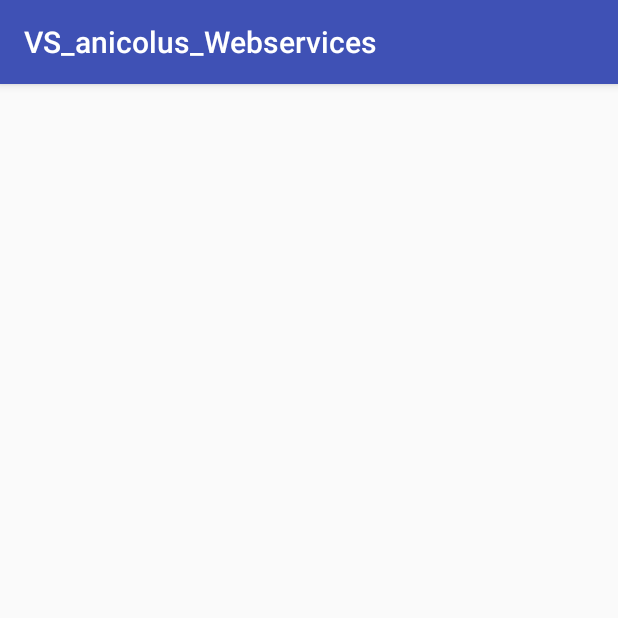
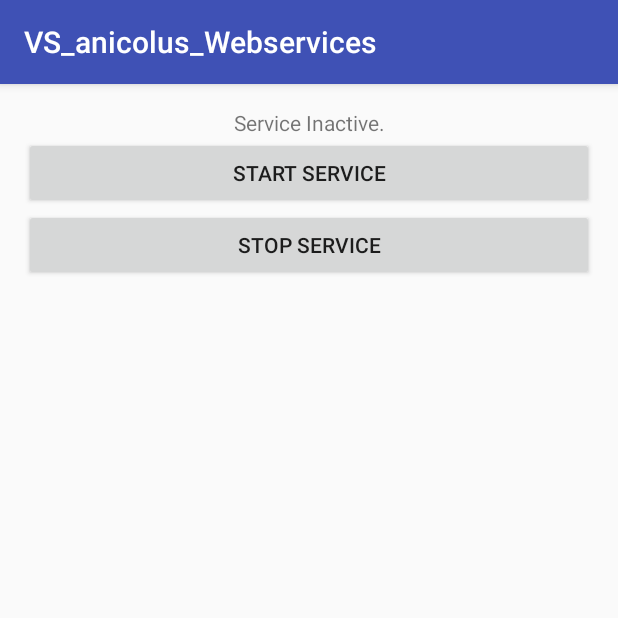
Before and after one commit to manuelgr0/DS_Project2, an Android app: the REST_server screen opened directly, with no data from a screen before it, on a phone screen of 412 x 824 dp, the top half of it. Run offline under Robolectric (Android 15) with nearby library versions, the phone set to English and light mode, and no system bars; network calls fail; 2 statements that could not run were skipped.

Commit message:
Added first functionality for Task 3

```diff
--- a/VS_anicolus_Webservices/app/src/main/java/ch/ethz/inf/vs/a2/anicolus/webservices/REST_client.java
+++ b/VS_anicolus_Webservices/app/src/main/java/ch/ethz/inf/vs/a2/anicolus/webservices/REST_client.java
@@ -28,7 +28,6 @@ public class REST_client extends AppCompatActivity implements SensorListener{
         http.getTemperature();
 
 
-
     }
 
     @Override
--- a/VS_anicolus_Webservices/app/src/main/java/ch/ethz/inf/vs/a2/anicolus/webservices/REST_server.java
+++ b/VS_anicolus_Webservices/app/src/main/java/ch/ethz/inf/vs/a2/anicolus/webservices/REST_server.java
@@ -1,13 +1,84 @@
 package ch.ethz.inf.vs.a2.anicolus.webservices;
 
+import android.content.Intent;
 import android.support.v7.app.AppCompatActivity;
 import android.os.Bundle;
+import android.util.Log;
+import android.view.View;
+import android.widget.Button;
+import android.widget.TextView;
+
+import java.net.NetworkInterface;
+import java.net.SocketException;
+import java.util.Enumeration;
 
 public class REST_server extends AppCompatActivity {
+
+    private Enumeration<NetworkInterface> enumeration;
+    private NetworkInterface ni;
+    private String interfaceType = "eth0";
+    private boolean serviceRunning;
+    private Intent server;
+    private TextView text;
 
     @Override
     protected void onCreate(Bundle savedInstanceState) {
         super.onCreate(savedInstanceState);
         setContentView(R.layout.activity_rest_server);
+
+        try {
+            enumeration = NetworkInterface.getNetworkInterfaces();
+        } catch (SocketException e) {
+            e.printStackTrace();
+        }
+
+        while (enumeration.hasMoreElements()) {
+            ni = enumeration.nextElement();
+            if (ni.getName().equals(interfaceType))
+                break;
+        }
+
+        Log.d("Interface chosen", ni.getName());
+
+        text = (TextView) findViewById(R.id.serviceState);
+        text.setText("Service Inactive.");
+        server = new Intent(this, Server.class);
+
+        Button btnStart = (Button) findViewById(R.id.btnStart);
+        btnStart.setText("Start Service");
+        btnStart.setOnClickListener(new View.OnClickListener() {
+            @Override
+            public void onClick(View v) {
+                if (!serviceRunning) {
+                    serviceRunning = true;
+                    text.setText("Service Running.");
+                    startService(server);
+                }
+            }
+        });
+
+        Button btnStop = (Button) findViewById(R.id.btnStop);
+        btnStop.setText("Stop Service");
+        btnStop.setOnClickListener(new View.OnClickListener() {
+            @Override
+            public void onClick(View v) {
+                if (serviceRunning) {
+                    serviceRunning = false;
+                    text.setText("Service Stopped.");
+                    stopService(server);
+                }
+            }
+        });
     }
+
+    @Override
+    public void onDestroy() {
+        super.onDestroy();
+        Log.d("onDestroy", "called");
+        if (serviceRunning) {
+            serviceRunning = false;
+            stopService(server);
+        }
+    }
+
 }
--- a/VS_anicolus_Webservices/app/src/main/res/layout/activity_rest_server.xml
+++ b/VS_anicolus_Webservices/app/src/main/res/layout/activity_rest_server.xml
@@ -2,12 +2,35 @@
 <RelativeLayout xmlns:android="http://schemas.android.com/apk/res/android"
     xmlns:tools="http://schemas.android.com/tools"
     android:id="@+id/activity_rest_server"
-    android:layout_width="match_parent"
-    android:layout_height="match_parent"
+    android:layout_width="wrap_content"
+    android:layout_height="wrap_content"
     android:paddingBottom="@dimen/activity_vertical_margin"
     android:paddingLeft="@dimen/activity_horizontal_margin"
     android:paddingRight="@dimen/activity_horizontal_margin"
     android:paddingTop="@dimen/activity_vertical_margin"
     tools:context="ch.ethz.inf.vs.a2.anicolus.webservices.REST_server">
 
+
+    <TextView
+        android:layout_width="match_parent"
+        android:layout_height="wrap_content"
+        android:id="@id/serviceState"
+        android:textAlignment="center"
+        android:layout_alignParentTop="true"
+        android:layout_alignParentStart="true" />
+
+    <Button
+        android:layout_height="wrap_content"
+        android:id="@id/btnStart"
+        android:layout_width="match_parent"
+        android:layout_below="@+id/serviceState"
+        android:layout_alignParentStart="true" />
+
+    <Button
+        android:layout_width="match_parent"
+        android:layout_height="wrap_content"
+        android:id="@id/btnStop"
+        android:layout_below="@+id/btnStart"
+        android:layout_alignParentStart="true" />
+
 </RelativeLayout>
--- /dev/null
+++ b/VS_anicolus_Webservices/app/src/main/res/values/ids.xml
@@ -0,0 +1,6 @@
+<?xml version="1.0" encoding="utf-8"?>
+<resources>
+    <item name="btnStart" type="id" />
+    <item name="btnStop" type="id" />
+    <item name="serviceState" type="id" />
+</resources>
```
Also changed, not shown: VS_anicolus_Webservices/app/src/main/AndroidManifest.xml (+5 -2 lines), VS_anicolus_Webservices/app/src/main/java/ch/ethz/inf/vs/a2/anicolus/webservices/Server.java (added, +30 -0 lines).
